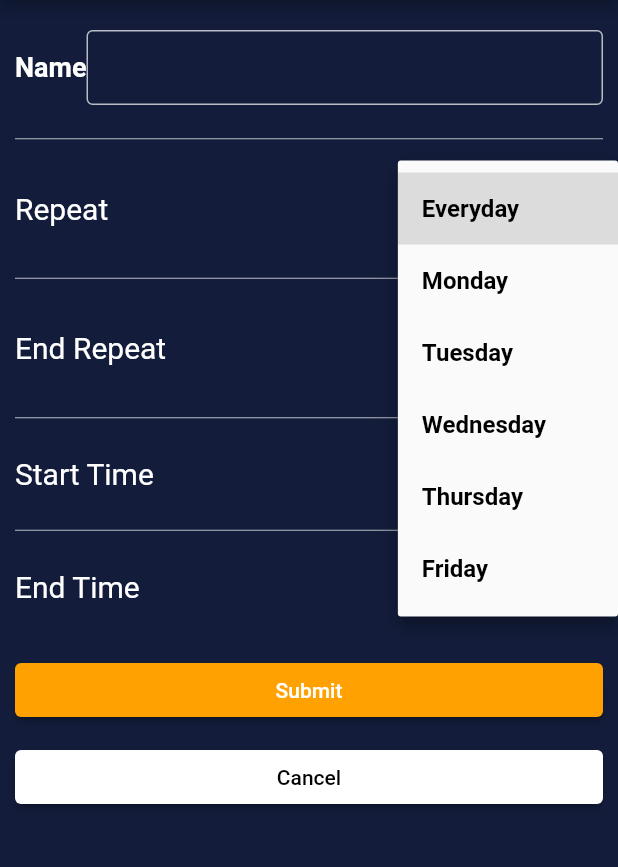
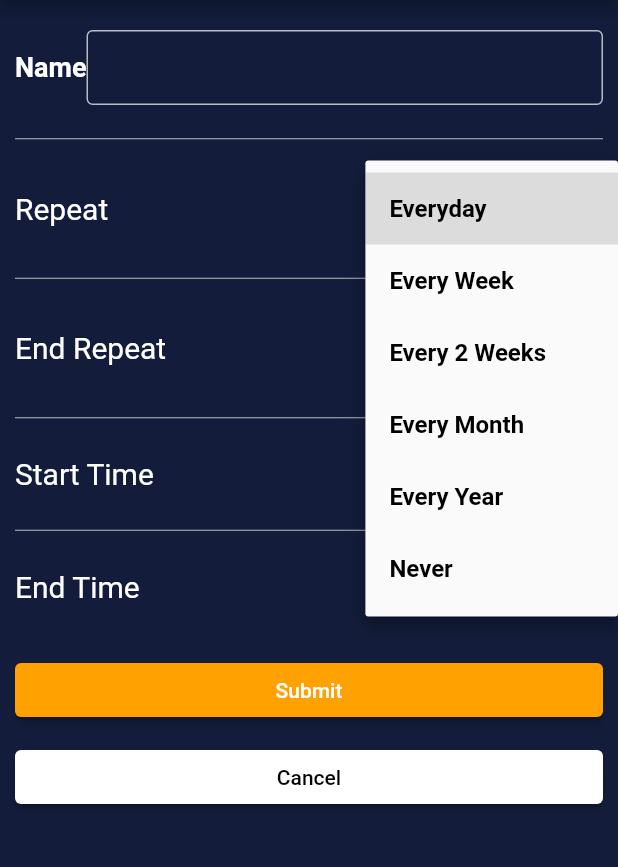
Before and after one commit to ktk312/scheduling, a Flutter app: the ActivityDialogScreen screen opened directly, after a tap on "Everyday", on a phone screen of 412 x 824 dp, the part 84-951 px from its top. Run offline on Flutter 3.47's test engine with Material 2 defaults, Android fonts, the phone set to English and light mode, and no system bars; our stand-ins replace flutter_riverpod.

Commit message:
Repeat activity calculations done, repeat aligned to ios style

```diff
--- a/lib/main.dart
+++ b/lib/main.dart
@@ -1,8 +1,10 @@
+import 'dart:isolate';
+
 import 'package:flutter/material.dart';
 import 'package:flutter_riverpod/flutter_riverpod.dart';
 import 'package:scheduling/modules/Tab2/pages/activity_list_screen.dart';
 
-void main() {
+main() {
   runApp(
     const ProviderScope(child: MyApp()),
   );
--- a/lib/modules/Tab2/layout_params.dart
+++ b/lib/modules/Tab2/layout_params.dart
@@ -22,6 +22,7 @@ const String repeatText = 'Repeat';
 const String endRepeatText = 'End Repeat';
 const String submitText = 'Submit';
 const String cancelText = 'Cancel';
+const String endDateText = 'End Date';
 
 //Sizedboxes
 const sizedBoxh10 = SizedBox(height: 10);
--- a/lib/modules/Tab2/pages/activity_dialog_screen.dart
+++ b/lib/modules/Tab2/pages/activity_dialog_screen.dart
@@ -100,7 +100,10 @@ class ActivityDialogScreen extends ConsumerWidget {
               Consumer(
                 builder: (context, ref, child) {
                   final endRepeatP = ref.watch(endRepeatProvider);
-                  return itemRow(context, endRepeatText, endRepeatP,
+                  return itemRow(
+                      context,
+                      endRepeatText,
+                      endRepeatP == "Never" ? endRepeatP : "On Date",
                       widgetRef.read(activityProvider.notifier).repeatEndDays,
                       onChanged: (value) {
                     ref.read(endRepeatProvider.notifier).state = value!;
@@ -111,6 +114,72 @@ class ActivityDialogScreen extends ConsumerWidget {
                 },
               ),
               divider,
+              Consumer(
+                builder: (context, ref, child) {
+                  final endRepeatP = ref.watch(endRepeatProvider);
+                  final endDateP = ref.watch(endDateProvider);
+                  final today = DateTime.now();
+                  if (endRepeatP == 'On Date') {
+                    return Column(
+                      children: [
+                        Row(
+                          mainAxisAlignment: MainAxisAlignment.spaceBetween,
+                          children: [
+                            Text(
+                              endDateText,
+                              style: textStyle20,
+                            ),
+                            ElevatedButton(
+                                style: ElevatedButton.styleFrom(
+                                  backgroundColor: secondaryColor,
+                                ),
+                                onPressed: () async {
+                                  final selectedEndDate = await showDatePicker(
+                                      context: context,
+                                      initialDate: today,
+                                      firstDate: today,
+                                      lastDate: DateTime(today.year + 5));
+
+                                  if (selectedEndDate != null) {
+                                    ref.read(endDateProvider.notifier).state =
+                                        getFormattedDate(selectedEndDate);
+                                    widgetRef
+                                            .read(activityProvider.notifier)
+                                            .selectedEndRepeat =
+                                        getFormattedDate(selectedEndDate);
+                                  }
+                                },
+                                child: Text(
+                                  endDateP,
+                                  style: textStyle.copyWith(
+                                      color: Colors.black,
+                                      fontWeight: FontWeight.normal),
+                                ))
+                          ],
+                        ),
+                        divider,
+                        // itemRow(
+                        //     context,
+                        //     endDateText,
+                        //     endRepeatP,
+                        //     widgetRef
+                        //         .read(activityProvider.notifier)
+                        //         .repeatEndDays, onChanged: (value) {
+                        //   ref.read(endRepeatProvider.notifier).state = value!;
+                        //   widgetRef
+                        //       .read(activityProvider.notifier)
+                        //       .selectedEndRepeat = value;
+                        // }),
+                      ],
+                    );
+                  } else {
+                    return Container();
+                  }
+                },
+              ),
+
+              //date picker for end repeat date.
+
               Consumer(
                 builder: (context, ref, child) {
                   final startTimeP = ref.watch(startTimeProvider);
--- a/lib/modules/Tab2/pages/activity_list_screen.dart
+++ b/lib/modules/Tab2/pages/activity_list_screen.dart
@@ -119,11 +119,11 @@ class ActivityListScreen extends ConsumerWidget {
                         ),
                         Container(
                           width: 80,
-                          height: 40,
+                          // height: 40,
                           padding: paddingRight10,
                           child: Center(
                             child: Text(
-                              ' ${activity.end}',
+                              ' ${activity.end}, ${activity.ends}, ${activity.repeats}',
                               style: textStyle,
                             ),
                           ),
--- a/lib/modules/Tab2/providers/activity_provider.dart
+++ b/lib/modules/Tab2/providers/activity_provider.dart
@@ -4,6 +4,7 @@ import 'package:flutter/material.dart';
 import 'package:flutter_riverpod/flutter_riverpod.dart';
 import 'package:scheduling/modules/Tab2/models/activity_model.dart';
 import 'package:path_provider/path_provider.dart';
+import 'package:scheduling/modules/reusables.dart';
 
 //Used for UI of the dialog screen for startTime
 StateProvider<TimeOfDay> startTimeProvider =
@@ -19,6 +20,8 @@ StateProvider<String> repeatProvider = StateProvider((ref) => 'Everyday');
 StateProvider<String> endRepeatProvider = StateProvider((ref) => 'Never');
 //Used for UI of the dialog screen for activity name
 StateProvider<String> nameProvider = StateProvider((ref) => '');
+
+StateProvider<String> endDateProvider = StateProvider((ref) => 'Select Date');
 
 //Controls the file state and functions performed on the json file stored
 // in the device storage
@@ -39,25 +42,22 @@ class ActivityProvider extends StateNotifier<Map<String, List<Activity>>> {
   TimeOfDay? selectedEndTime;
   String? selectedRepeat;
   String? selectedEndRepeat;
+  String? selectedEndDate;
 
   //Constant list for repeat options
   List<String> repeatDays = [
     'Everyday',
-    'Monday',
-    'Tuesday',
-    'Wednesday',
-    'Thursday',
-    'Friday'
+    'Every Week',
+    'Every 2 Weeks',
+    'Every Month',
+    'Every Year',
+    'Never',
   ];
 
-  //constant list for repead end options
+  //constant list for repeat end options
   List<String> repeatEndDays = [
     'Never',
-    'Monday',
-    'Tuesday',
-    'Wednesday',
-    'Thursday',
-    'Friday'
+    'On Date',
   ];
 
   //This function sets up the file in storage.
@@ -137,6 +137,12 @@ class ActivityProvider extends StateNotifier<Map<String, List<Activity>>> {
     return returnMap;
   }
 
+  // this function when fired from background on date change will read file
+  // and add all repeat activities for today to list to view
+  addRepeatActivitiesforToday() {
+    List<Activity> activityList = calculateRepeat(state);
+  }
+
   //This function can be called to add some dummy history data to file for testing history screen
   dummyDataToFile() async {
     String date = '23-Oct-2023';
--- a/pubspec.yaml
+++ b/pubspec.yaml
@@ -33,6 +33,7 @@ dependencies:
   flutter_riverpod: ^2.4.4
   path_provider: ^2.1.1
   intl: ^0.17.0
+
 
   # The following adds the Cupertino Icons font to your application.
   # Use with the CupertinoIcons class for iOS style icons.
```
Also changed, not shown: lib/modules/reusables.dart (+77 -3 lines).
